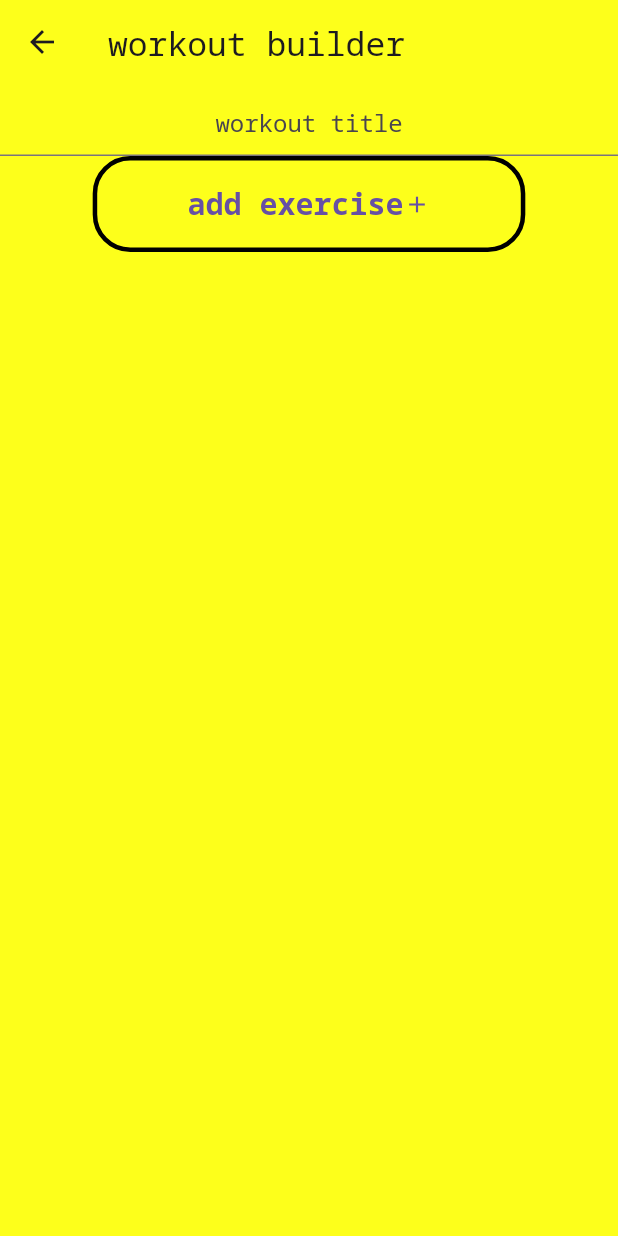
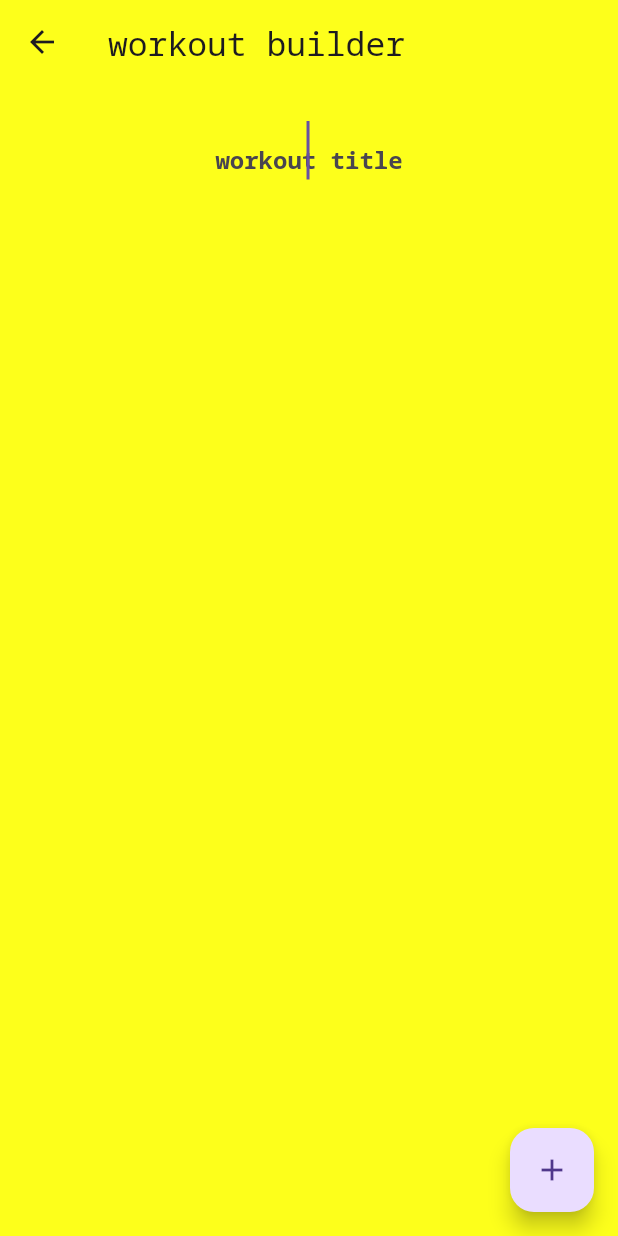
Before and after one commit to ettoma/gym_bro, a Flutter app: the WorkoutBuilder screen opened directly, on a phone screen of 412 x 824 dp. Run offline on Flutter 3.47's test engine with Material 3 defaults, Android fonts, the phone set to English and light mode, and no system bars; our stand-ins replace google_fonts.

Commit message:
exercise tile workout builder

```diff
--- a/lib/views/workout_builder.dart
+++ b/lib/views/workout_builder.dart
@@ -18,8 +18,11 @@ class _WorkoutBuilderState extends State<WorkoutBuilder> {
   TextEditingController workoutTitleController = TextEditingController();
 
   List<ExerciseTile> exerciseList = [];
+
   @override
   Widget build(BuildContext context) {
+    Size deviceSize = MediaQuery.of(context).size;
+
     return Scaffold(
       appBar: NavBar(
         pageTitle: PageNames.workoutBuilder,
@@ -27,12 +30,15 @@ class _WorkoutBuilderState extends State<WorkoutBuilder> {
       body: Column(
         children: [
           TextField(
+            autofocus: workoutTitleController.text.isEmpty ? true : false,
             style: Theme.of(context)
                 .textTheme
                 .headlineMedium!
-                .copyWith(fontSize: 20),
+                .copyWith(fontSize: 30, fontWeight: FontWeight.bold),
             textAlign: TextAlign.center,
             decoration: const InputDecoration(
+                border: InputBorder.none,
+                contentPadding: EdgeInsets.all(25),
                 hintText: HelperText.workoutTitle,
                 hintStyle: TextStyle(fontSize: 16)),
             controller: workoutTitleController,
@@ -41,48 +47,35 @@ class _WorkoutBuilderState extends State<WorkoutBuilder> {
               builder: (context, exercisePickerProvider, _) {
             List<Map<String, dynamic>> exercisesFromProvider =
                 exercisePickerProvider.getExercises;
-            return Column(
-              children: exercisesFromProvider
-                  .map((exercise) => ExerciseTile(
-                        exercises: exercise,
-                      ))
-                  .toList(),
+            return Expanded(
+              child: ListView.builder(
+                clipBehavior: Clip.antiAlias,
+                itemCount: exercisesFromProvider.length,
+                itemBuilder: (context, index) {
+                  return Container(
+                    padding: const EdgeInsets.only(bottom: 10),
+                    child: ExerciseTile(
+                      exercises: exercisesFromProvider[index],
+                    ),
+                  );
+                },
+              ),
             );
           }),
-          Container(
-              width: MediaQuery.of(context).size.width * 0.7,
-              decoration: BoxDecoration(
-                  border: Border.all(color: Colors.black, width: 3),
-                  borderRadius: BorderRadius.circular(25)),
-              alignment: Alignment.centerRight,
-              padding: const EdgeInsets.symmetric(horizontal: 20, vertical: 5),
-              child: TextButton(
-                  child: const Row(
-                    mainAxisAlignment: MainAxisAlignment.center,
-                    crossAxisAlignment: CrossAxisAlignment.center,
-                    children: [
-                      Text(HelperText.addExercise),
-                      Icon(Icons.add),
         ],
       ),
+      floatingActionButton: FloatingActionButton(
+          child: const Icon(Icons.add),
           onPressed: () {
             showModalBottomSheet(
                 isScrollControlled: true,
                 context: (context),
                 builder: (context) {
                   return SizedBox(
-                              height: MediaQuery.of(context).size.height * 0.9,
+                      height: deviceSize.height * 0.9,
                       child: const ExercisePicker());
-                        }).then((value) {
-                      // Map<String, dynamic> exercise =
-                      //     Provider.of<ExercisePickerProvider>(context,
-                      //             listen: false)
-                      //         .getExercise;
-                      // ;
                 });
-                  }))
-        ],
-      ),
+          }),
     );
   }
 }
```
Also changed, not shown: lib/widgets/exercise_tile.dart (+52 -7 lines). Lines whose indentation alone changed are shown as unchanged.
